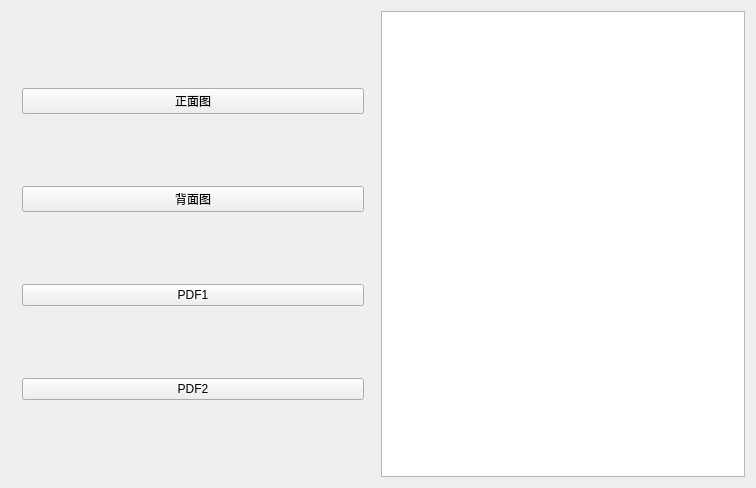
Before: the Qt Designer form Painter/widget.ui in SummerMemories/Qt_painter, drawn with Qt 5.
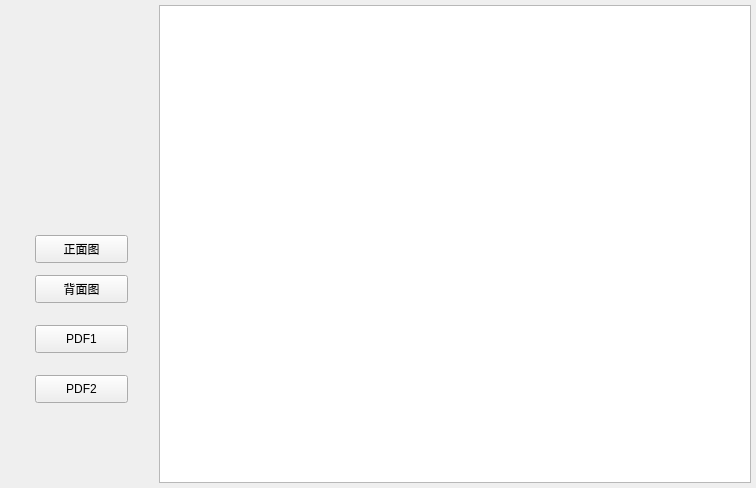
After: the same form once the commit is applied.

```diff
--- a/Painter/widget.ui
+++ b/Painter/widget.ui
@@ -13,7 +13,19 @@
   <property name="windowTitle">
    <string>Widget</string>
   </property>
-  <layout class="QHBoxLayout" name="horizontalLayout">
+  <layout class="QHBoxLayout" name="horizontalLayout" stretch="2,8">
+   <property name="leftMargin">
+    <number>5</number>
+   </property>
+   <property name="topMargin">
+    <number>5</number>
+   </property>
+   <property name="rightMargin">
+    <number>5</number>
+   </property>
+   <property name="bottomMargin">
+    <number>5</number>
+   </property>
    <item>
     <widget class="QWidget" name="widget" native="true">
      <property name="sizePolicy">
@@ -34,40 +46,76 @@
        <height>16777215</height>
       </size>
      </property>
-     <layout class="QHBoxLayout" name="horizontalLayout_2">
-      <item>
-       <layout class="QVBoxLayout" name="verticalLayout">
-        <item>
          <widget class="QPushButton" name="m_FontPicture">
+      <property name="geometry">
+       <rect>
+        <x>30</x>
+        <y>230</y>
+        <width>93</width>
+        <height>28</height>
+       </rect>
+      </property>
           <property name="text">
            <string>正面图</string>
           </property>
          </widget>
-        </item>
-        <item>
          <widget class="QPushButton" name="m_BackPicture">
+      <property name="geometry">
+       <rect>
+        <x>30</x>
+        <y>270</y>
+        <width>93</width>
+        <height>28</height>
+       </rect>
+      </property>
+      <property name="sizePolicy">
+       <sizepolicy hsizetype="Fixed" vsizetype="Fixed">
+        <horstretch>0</horstretch>
+        <verstretch>0</verstretch>
+       </sizepolicy>
+      </property>
           <property name="text">
            <string>背面图</string>
           </property>
          </widget>
-        </item>
-        <item>
-         <widget class="QPushButton" name="m_PDF1">
-          <property name="text">
-           <string>PDF1</string>
-          </property>
-         </widget>
-        </item>
-        <item>
          <widget class="QPushButton" name="m_PDF2">
+      <property name="geometry">
+       <rect>
+        <x>30</x>
+        <y>370</y>
+        <width>93</width>
+        <height>28</height>
+       </rect>
+      </property>
+      <property name="sizePolicy">
+       <sizepolicy hsizetype="Fixed" vsizetype="Fixed">
+        <horstretch>0</horstretch>
+        <verstretch>0</verstretch>
+       </sizepolicy>
+      </property>
           <property name="text">
            <string>PDF2</string>
           </property>
          </widget>
-        </item>
-       </layout>
-      </item>
-     </layout>
+     <widget class="QPushButton" name="m_PDF1">
+      <property name="geometry">
+       <rect>
+        <x>30</x>
+        <y>320</y>
+        <width>93</width>
+        <height>28</height>
+       </rect>
+      </property>
+      <property name="sizePolicy">
+       <sizepolicy hsizetype="Fixed" vsizetype="Fixed">
+        <horstretch>0</horstretch>
+        <verstretch>0</verstretch>
+       </sizepolicy>
+      </property>
+      <property name="text">
+       <string>PDF1</string>
+      </property>
+     </widget>
     </widget>
    </item>
    <item>
```
Lines whose indentation alone changed are shown as unchanged.
